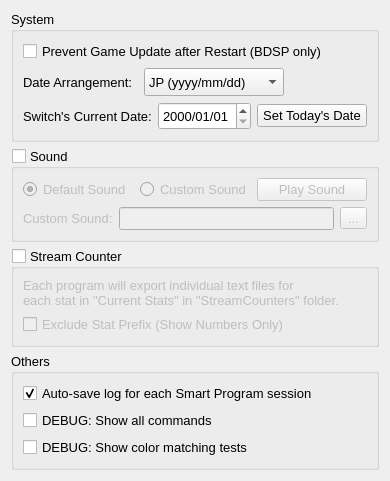
brianuuu/AutoControllerHelper, file smartprogramsetting.ui: the form before one commit.
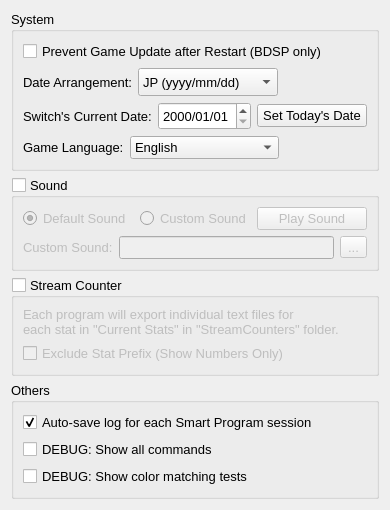
The form after the commit.

Commit message:
OCR Language & matching support
-Added game language to settings
-Added string matching codes

```diff
--- a/smartprogramsetting.ui
+++ b/smartprogramsetting.ui
@@ -6,8 +6,8 @@
    <rect>
     <x>0</x>
     <y>0</y>
-    <width>356</width>
-    <height>417</height>
+    <width>361</width>
+    <height>459</height>
    </rect>
   </property>
   <property name="font">
@@ -36,12 +36,6 @@
        <layout class="QHBoxLayout" name="horizontalLayout_16">
         <item>
          <widget class="QLabel" name="label_12">
-          <property name="minimumSize">
-           <size>
-            <width>115</width>
-            <height>0</height>
-           </size>
-          </property>
           <property name="text">
            <string>Date Arrangement:</string>
           </property>
@@ -157,6 +151,85 @@
         </item>
        </layout>
       </item>
+      <item>
+       <layout class="QHBoxLayout" name="horizontalLayout_2">
+        <item>
+         <widget class="QLabel" name="label_3">
+          <property name="text">
+           <string>Game Language:</string>
+          </property>
+         </widget>
+        </item>
+        <item>
+         <widget class="QComboBox" name="CB_GameLanguage">
+          <property name="minimumSize">
+           <size>
+            <width>115</width>
+            <height>0</height>
+           </size>
+          </property>
+          <item>
+           <property name="text">
+            <string>English</string>
+           </property>
+          </item>
+          <item>
+           <property name="text">
+            <string>Chinese (Simplified)</string>
+           </property>
+          </item>
+          <item>
+           <property name="text">
+            <string>Chinese (Traditional)</string>
+           </property>
+          </item>
+          <item>
+           <property name="text">
+            <string>French</string>
+           </property>
+          </item>
+          <item>
+           <property name="text">
+            <string>German</string>
+           </property>
+          </item>
+          <item>
+           <property name="text">
+            <string>Italian</string>
+           </property>
+          </item>
+          <item>
+           <property name="text">
+            <string>Japanese</string>
+           </property>
+          </item>
+          <item>
+           <property name="text">
+            <string>Korean</string>
+           </property>
+          </item>
+          <item>
+           <property name="text">
+            <string>Spanish</string>
+           </property>
+          </item>
+         </widget>
+        </item>
+        <item>
+         <spacer name="horizontalSpacer">
+          <property name="orientation">
+           <enum>Qt::Horizontal</enum>
+          </property>
+          <property name="sizeHint" stdset="0">
+           <size>
+            <width>40</width>
+            <height>20</height>
+           </size>
+          </property>
+         </spacer>
+        </item>
+       </layout>
+      </item>
      </layout>
     </widget>
    </item>
```
The commit also changes 8 other files.
